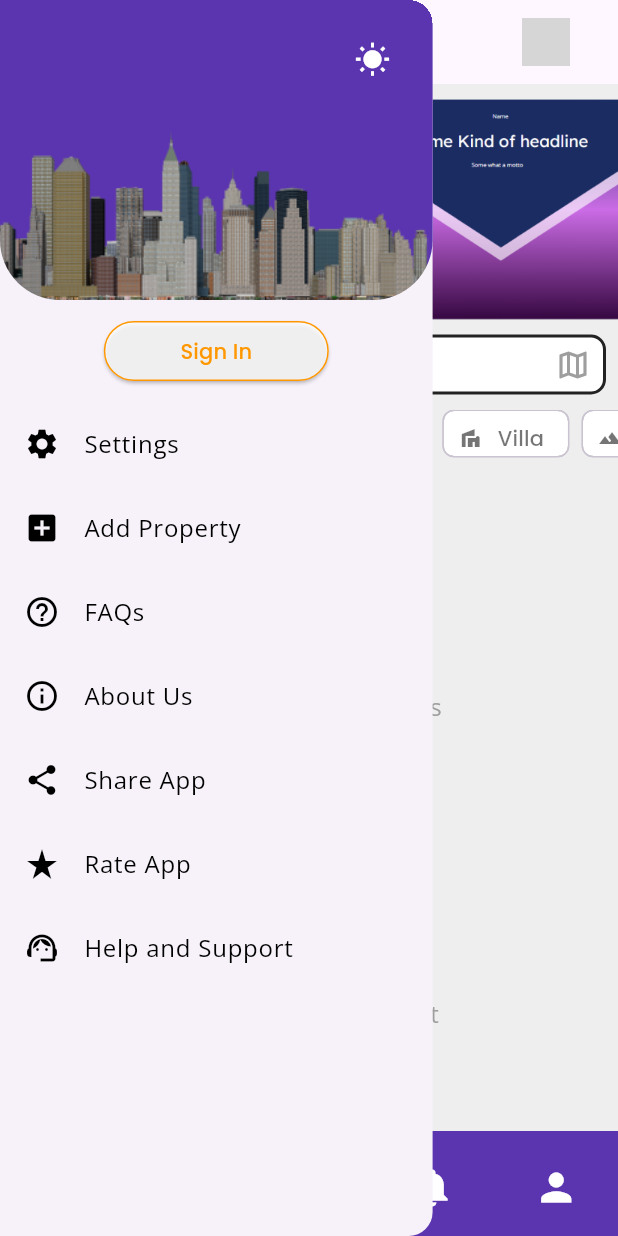
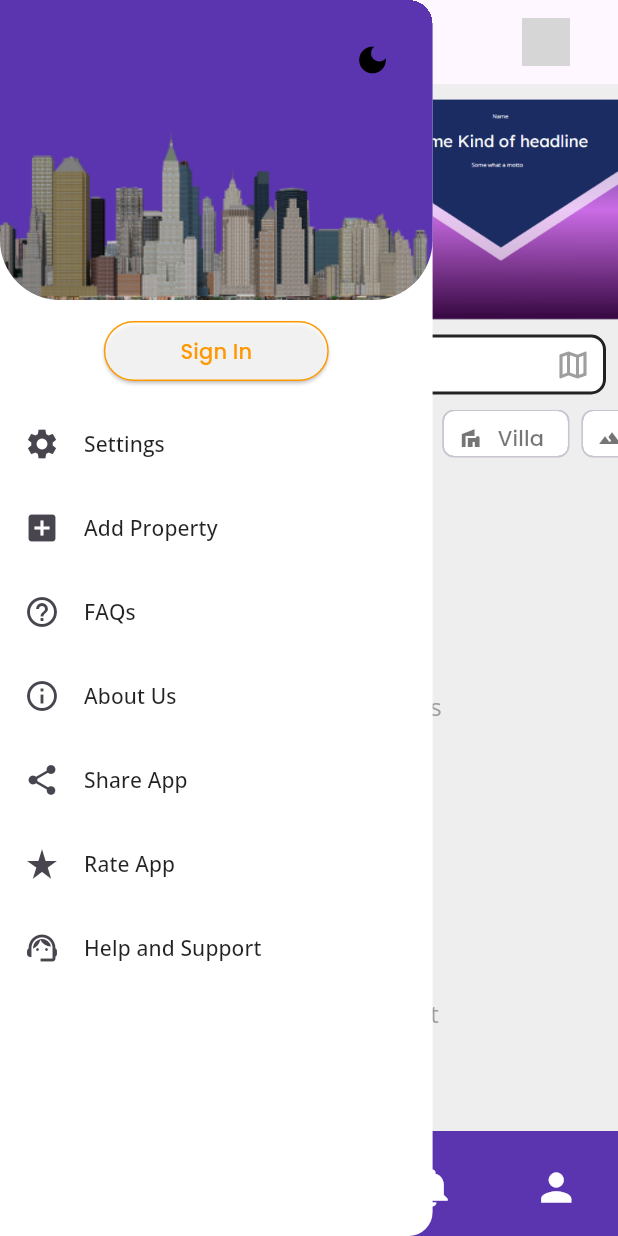
Before and after one commit to samiyamohammed/realestate, a Flutter app: the screen it shows after launch, with the side drawer open, on a phone screen of 412 x 824 dp. Run offline on Flutter 3.47's test engine with Material 3 defaults, Android fonts, the phone set to English and light mode, and no system bars; drawn by our look-alikes of curved_navigation_bar; our stand-ins replace bloc, carousel_slider, dartz, dio, dropdown_button2, equatable and 14 more; missing offline and left inert: app_settings; network calls fail; grey boxes are pictures that could not be loaded.

Commit message:
working on the theme

```diff
--- a/lib/bloc/theme_bloc - Copy - Copy/theme_event.dart
+++ /dev/null
@@ -1,6 +0,0 @@
-part of 'theme_bloc.dart';
-
-@immutable
-sealed class ThemeEvent {}
-
-class ToggleThemeEvent extends ThemeEvent {}
--- a/lib/bloc/theme_bloc - Copy - Copy/theme_state.dart
+++ /dev/null
@@ -1,39 +0,0 @@
-part of 'theme_bloc.dart';
-
-@immutable
-sealed class ThemeState {
-  final ThemeData themeData;
-  const ThemeState(this.themeData);
-}
-
-class LightThemeState extends ThemeState {
-  LightThemeState()
-      : super(
-          ThemeData(
-            colorScheme: ColorScheme.light(
-                surface: const Color.fromARGB(1, 91, 53, 175),
-                primary: Colors.grey.shade500,
-                secondary: Colors.grey.shade100,
-                tertiary: Colors.white,
-                inversePrimary: Colors.grey.shade700),
-            textTheme: const TextTheme(
-              bodyLarge: TextStyle(),
-            ),
-          ),
-        );
-}
-
-class DarkThemeState extends ThemeState {
-  DarkThemeState()
-      : super(
-          ThemeData(
-            colorScheme: ColorScheme.dark(
-              surface: const Color.fromARGB(255, 20, 20, 20),
-              primary: const Color.fromARGB(255, 122, 122, 122),
-              secondary: const Color.fromARGB(255, 30, 30, 30),
-              tertiary: const Color.fromARGB(255, 47, 47, 47),
-              inversePrimary: Colors.grey.shade300,
-            ),
-          ),
-        );
-}
--- a/lib/bloc/theme_bloc/theme_bloc.dart
+++ b/lib/bloc/theme_bloc/theme_bloc.dart
@@ -1,23 +1,20 @@
-// ignore_for_file: unnecessary_import, unused_import, duplicate_ignore
+import 'package:flutter/material.dart';
+import 'package:flutter_bloc/flutter_bloc.dart';
+import 'package:real_estate_marketplace/bloc/theme_bloc/theme_event.dart';
+import 'package:real_estate_marketplace/bloc/theme_bloc/theme_state.dart';
 
-import 'package:flutter/material.dart';
-// ignore: unused_import
-import 'package:google_fonts/google_fonts.dart';
-import 'package:bloc/bloc.dart';
-// ignore: unnecessary_import
-import 'package:meta/meta.dart';
+class ThemeBloc extends Bloc<ToggleThemeEvent, AppThemeState> {
+  final ThemeData lightTheme;
+  final ThemeData darkTheme;
 
-part 'theme_event.dart';
-part 'theme_state.dart';
+  ThemeBloc({required this.lightTheme, required this.darkTheme})
+      : super(LightThemeState(lightTheme)) {
+    on<ToggleLightTheme>((event, emit) {
+      emit(LightThemeState(lightTheme));
+    });
 
-class ThemeBloc extends Bloc<ThemeEvent, ThemeState> {
-  ThemeBloc() : super(LightThemeState()) {
-    on<ToggleThemeEvent>((event, emit) {
-      if (state is LightThemeState) {
-        emit(DarkThemeState());
-      } else {
-        emit(LightThemeState());
-      }
+    on<ToggleDarkTheme>((event, emit) {
+      emit(DarkThemeState(darkTheme));
     });
   }
 }
--- a/lib/bloc/theme_bloc/theme_event.dart
+++ b/lib/bloc/theme_bloc/theme_event.dart
@@ -1,6 +1,6 @@
-part of 'theme_bloc.dart';
 
-@immutable
-sealed class ThemeEvent {}
 
-class ToggleThemeEvent extends ThemeEvent {}
+sealed class ToggleThemeEvent {}
+
+class ToggleLightTheme extends ToggleThemeEvent {}
+class ToggleDarkTheme extends ToggleThemeEvent {}
--- a/lib/bloc/theme_bloc/theme_state.dart
+++ b/lib/bloc/theme_bloc/theme_state.dart
@@ -1,45 +1,13 @@
-part of 'theme_bloc.dart';
+import 'package:flutter/material.dart';
 
-@immutable
-sealed class ThemeState {
+abstract class AppThemeState {}
+
+class LightThemeState extends AppThemeState {
   final ThemeData themeData;
-  const ThemeState(this.themeData);
+  LightThemeState(this.themeData);
 }
 
-class LightThemeState extends ThemeState {
-  LightThemeState()
-      : super(
-          ThemeData(
-            useMaterial3: true,
-            colorScheme: ColorScheme.light(
-              surface: const Color.fromARGB(255, 255, 255, 255),
-              primary: const Color.fromARGB(255, 215, 215, 215),
-              // background: Color.fromARGB(1, 232, 232, 232),
-              secondary: const Color.fromARGB(1, 91, 53, 175),
-              secondaryContainer: const Color.fromARGB(1, 0, 0, 0),
-              tertiary: const Color.fromARGB(1, 91, 53, 175),
-              inversePrimary: Colors.grey.shade700,
-            ),
-            textTheme: const TextTheme(
-              bodyLarge: TextStyle(),
-              bodySmall: TextStyle(),
-            ),
-          ),
-        );
+class DarkThemeState extends AppThemeState {
+  final ThemeData themeData;
+  DarkThemeState(this.themeData);
 }
-
-class DarkThemeState extends ThemeState {
-  DarkThemeState()
-      : super(
-          ThemeData(
-            useMaterial3: true,
-            colorScheme: ColorScheme.dark(
-              // surface: const Color.fromARGB(255, 20, 20, 20),
-              primary: const Color.fromARGB(1, 18, 18, 18),
-              secondary: const Color.fromARGB(1, 48, 42, 42),
-              tertiary: const Color.fromARGB(1, 29, 27, 32),
-              inversePrimary: Colors.grey.shade300,
-            ),
-          ),
-        );
-}
--- a/lib/main.dart
+++ b/lib/main.dart
@@ -11,6 +11,7 @@ import 'package:real_estate_marketplace/bloc/profile_bloc/profile_event.dart';
 import 'package:real_estate_marketplace/bloc/property/property_bloc.dart';
 import 'package:real_estate_marketplace/bloc/search_filter_bloc/search_filter_bloc.dart';
 import 'package:real_estate_marketplace/bloc/theme_bloc/theme_bloc.dart';
+import 'package:real_estate_marketplace/bloc/theme_bloc/theme_state.dart';
 import 'package:real_estate_marketplace/bloc/user_bloc/user_bloc.dart';
 import 'package:real_estate_marketplace/config/router.dart';
 // import 'package:real_estate_marketplace/pages/account_page/account_page.dart';
@@ -41,7 +42,7 @@ class RealEstateApp extends StatelessWidget {
       providers: [
         BlocProvider(create: (context) => PropertyBloc()),
         BlocProvider(create: (context) => FavoritesBloc()),
-        BlocProvider(create: (context) => ThemeBloc()),
+        BlocProvider(create: (context) => ThemeBloc(lightTheme: lightTheme, darkTheme: darkTheme)),
         BlocProvider(create: (context) => HomeBloc()),
         BlocProvider(create: (context) => AuthBloc()),
         BlocProvider(create: (context) => ProfileBloc()..add(LoadProfile())),
@@ -49,12 +50,23 @@ class RealEstateApp extends StatelessWidget {
         BlocProvider(create: (context) => SearchFilterBloc()),
         BlocProvider(create: (context) => UserBloc()),
       ],
-      child: BlocBuilder<ThemeBloc, ThemeState>(
+      child: BlocBuilder<ThemeBloc, AppThemeState>(
         builder: (context, themeState) {
+          ThemeData appTheme;
+
+          if (themeState is LightThemeState) {
+            appTheme = themeState.themeData;
+          }else if (themeState is DarkThemeState) {
+            appTheme = themeState.themeData;
+          } else  {
+            appTheme = ThemeData( brightness:  WidgetsBinding.instance.window.platformBrightness);
+          }
+
           return MaterialApp.router(
             // return MaterialApp(
             debugShowCheckedModeBanner: false,
-            theme: lightTheme,
+            themeMode: ThemeMode.dark,
+            theme: appTheme,
             // home: const AgentPage(),
             routerConfig:
                 router, // Use the router from the imported router file
--- a/lib/pages/side_bar_menu.dart
+++ b/lib/pages/side_bar_menu.dart
@@ -1,5 +1,9 @@
 import 'package:flutter/material.dart';
+import 'package:flutter_bloc/flutter_bloc.dart';
 import 'package:go_router/go_router.dart';
+import 'package:real_estate_marketplace/bloc/theme_bloc/theme_bloc.dart';
+import 'package:real_estate_marketplace/bloc/theme_bloc/theme_event.dart';
+import 'package:real_estate_marketplace/bloc/theme_bloc/theme_state.dart';
 
 class CustomDrawer extends StatelessWidget {
   const CustomDrawer({super.key});
@@ -7,6 +11,7 @@ class CustomDrawer extends StatelessWidget {
   @override
   Widget build(BuildContext context) {
     return Drawer(
+      backgroundColor: Theme.of(context).canvasColor,
       width: MediaQuery.of(context).size.width * 0.7,
       child: Column(
         crossAxisAlignment: CrossAxisAlignment.start,
@@ -23,17 +28,35 @@ class CustomDrawer extends StatelessWidget {
                 bottomRight: Radius.circular(40),
               ),
             ),
-            child: Align(
+            child: BlocBuilder<ThemeBloc, AppThemeState>(
+              builder: (context, state) {
+                return Align(
                   alignment: Alignment.topRight,
-              child: Padding(
-                padding: const EdgeInsets.all(16.0),
+                  child: state is LightThemeState
+                      ? Padding(
+                          padding: EdgeInsets.all(16.0),
                           child: IconButton(
-                  icon: const Icon(Icons.wb_sunny, color: Colors.white),
+                            icon: Icon(
+                              Icons.dark_mode,
+                              color: Colors.black,
+                            ),
                             onPressed: () {
-                    // Implement day/night toggle functionality
+                              context.read<ThemeBloc>().add(ToggleDarkTheme());
+                            },
+                          ),
+                        )
+                      : Padding(
+                          padding: EdgeInsets.all(16.0),
+                          child: IconButton(
+                            icon: Icon(Icons.sunny),
+                            color: Colors.white,
+                            onPressed: () {
+                              context.read<ThemeBloc>().add(ToggleLightTheme());
                             },
                           ),
                         ),
+                );
+              },
             ),
           ),
           Center(
@@ -67,25 +90,25 @@ class CustomDrawer extends StatelessWidget {
                 const SizedBox(height: 10),
                 _buildDrawerItem(Icons.settings, "Settings", () {
                   context.push('/settings');
-                }),
+                }, context),
                 _buildDrawerItem(Icons.add_box, "Add Property", () {
                   context.push('/add_property');
-                }),
+                }, context),
                 _buildDrawerItem(Icons.help_outline, "FAQs", () {
                   context.push('/faq');
-                }),
+                }, context),
                 _buildDrawerItem(Icons.info_outline, "About Us", () {
                   context.push('/aboutus');
-                }),
+                }, context),
                 _buildDrawerItem(Icons.share, "Share App", () {
                   // Implement sharing functionality here
-                }),
+                }, context),
                 _buildDrawerItem(Icons.star_rate, "Rate App", () {
                   // Implement rate app functionality here
-                }),
+                }, context),
                 _buildDrawerItem(Icons.support_agent, "Help and Support", () {
                   context.push('/help_support');
-                }),
+                }, context),
               ],
             ),
           ),
@@ -94,12 +117,13 @@ class CustomDrawer extends StatelessWidget {
     );
   }
 
-  Widget _buildDrawerItem(IconData icon, String title, Function() onTap) {
+  Widget _buildDrawerItem(
+      IconData icon, String title, Function() onTap, BuildContext context) {
     return ListTile(
-      leading: Icon(icon, color: const Color.fromARGB(255, 0, 0, 0)),
+      leading: Icon(icon),
       title: Text(
         title,
-        style: const TextStyle(color: Color.fromARGB(255, 0, 0, 0)),
+        style: Theme.of(context).textTheme.titleSmall,
       ),
       onTap: onTap,
     );
```
Also changed, not shown: lib/bloc/theme_bloc - Copy - Copy/theme_bloc.dart (deleted, +0 -23 lines), lib/pages/recentlyviewed.dart (+43 -43 lines). Lines whose indentation alone changed are shown as unchanged.
